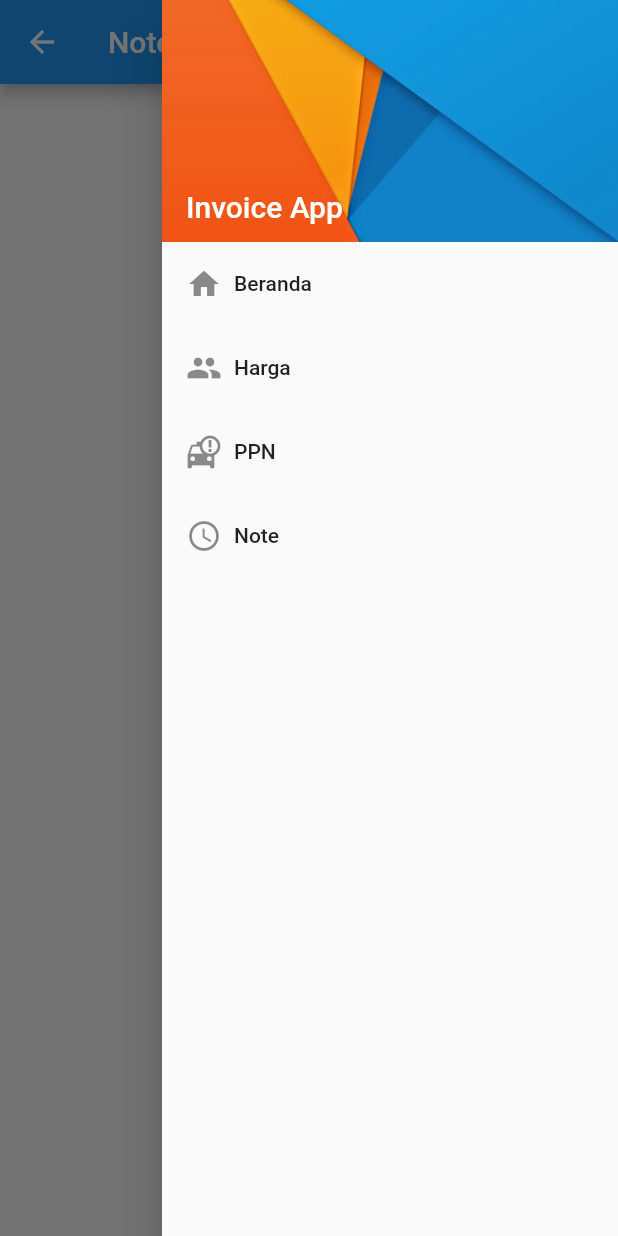
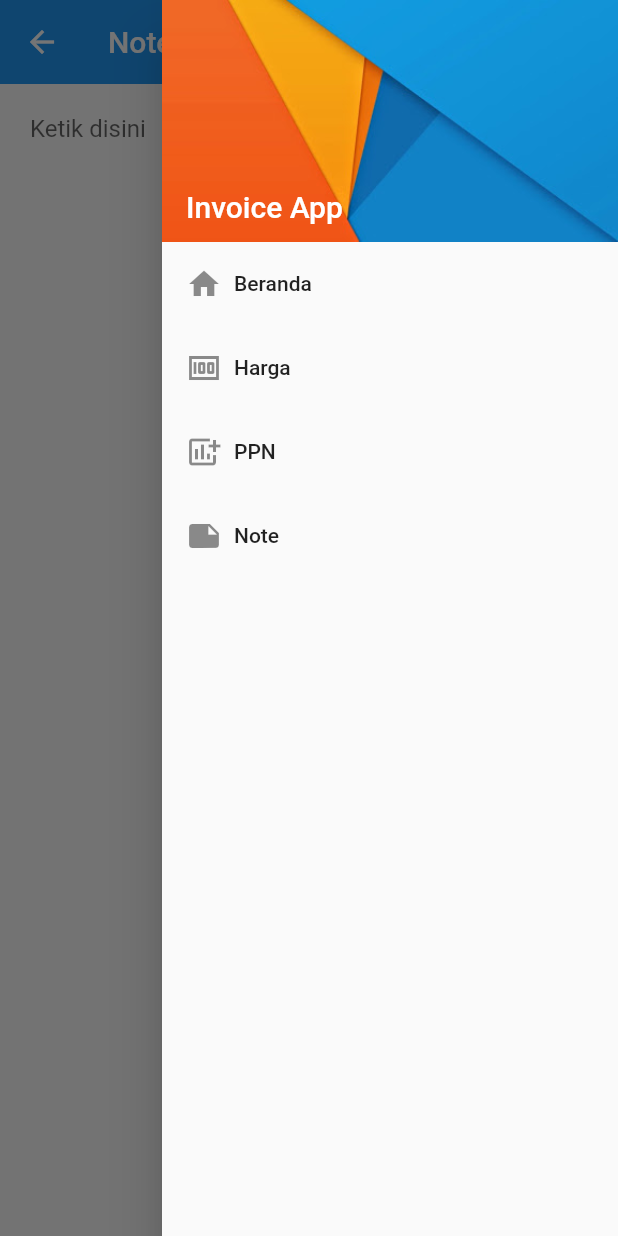
Before and after one commit to rozakia-ch/invoice, a Flutter app: the NotePage screen opened by its route, with the side drawer open, on a phone screen of 412 x 824 dp. Run offline on Flutter 3.47's test engine with Material 2 defaults, Android fonts, the phone set to English and light mode, and no system bars.

Commit message:
ui notepage

```diff
--- a/lib/ui/pages/note_page.dart
+++ b/lib/ui/pages/note_page.dart
@@ -7,14 +7,29 @@ class NotePage extends StatelessWidget {
 
   @override
   Widget build(BuildContext context) {
+    final _noteController = TextEditingController();
     return AppWillPopScope(
       child: Scaffold(
         endDrawer: const AppDrawer(),
         appBar: AppBar(
+          elevation: 0,
           title: const Text("Note"),
         ),
-        body: const Center(
-          child: Text("NotePage"),
+        body: SingleChildScrollView(
+          padding: const EdgeInsets.all(10.0),
+          child: TextFormField(
+            autofocus: true,
+            controller: _noteController,
+            keyboardType: TextInputType.multiline,
+            textAlignVertical: TextAlignVertical.top,
+            maxLines: 50,
+            decoration: const InputDecoration(
+              alignLabelWithHint: true,
+              contentPadding: EdgeInsets.all(10.0),
+              border: InputBorder.none,
+              hintText: 'Ketik disini',
+            ),
+          ),
         ),
       ),
     );
--- a/lib/ui/widgets/app_drawer.dart
+++ b/lib/ui/widgets/app_drawer.dart
@@ -16,17 +16,17 @@ class AppDrawer extends StatelessWidget {
             onTap: () => Navigator.pushReplacementNamed(context, "/"),
           ),
           _drawerItem(
-            icon: Icons.group,
+            icon: Icons.money,
             text: 'Harga',
             onTap: () => Navigator.pushReplacementNamed(context, "/price-page"),
           ),
           _drawerItem(
-            icon: Icons.taxi_alert,
+            icon: Icons.add_chart,
             text: 'PPN',
             onTap: () => Navigator.pushReplacementNamed(context, "/tax-page"),
           ),
           _drawerItem(
-            icon: Icons.access_time,
+            icon: Icons.note,
             text: 'Note',
             onTap: () => Navigator.pushReplacementNamed(context, "/note-page"),
           ),
```
